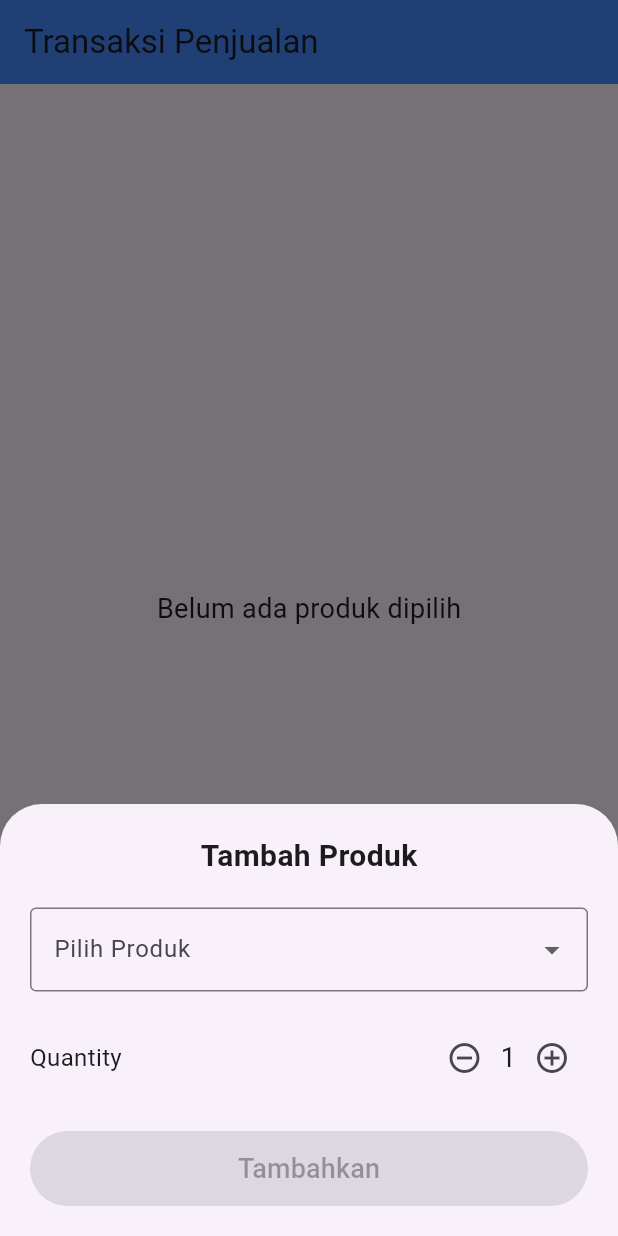
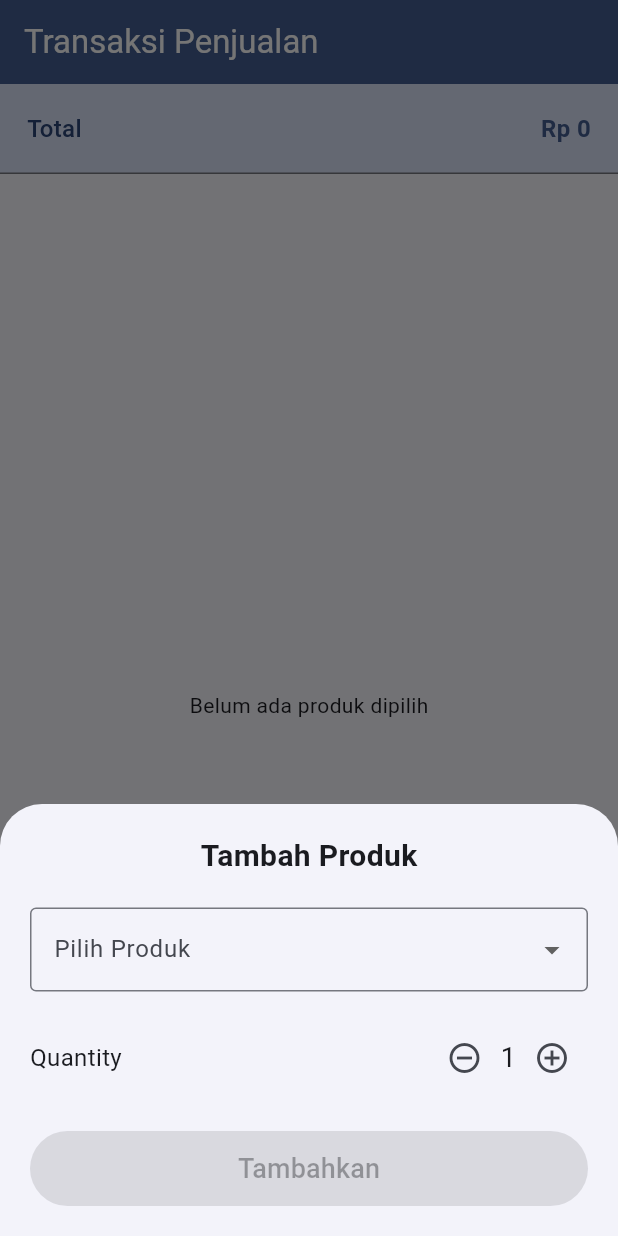
Before and after one commit to JavierGavra/WarungKu, a Flutter app: the screen it shows after launch, after a tap on "Tambah Produk", on a phone screen of 412 x 824 dp. Run offline on Flutter 3.47's test engine with Material 3 defaults, Android fonts, the phone set to English and light mode, and no system bars; missing offline and left inert: mobile_scanner.

Commit message:
refactor: barcode scanner logic

```diff
--- a/lib/features/transaction/models/product.dart
+++ b/lib/features/transaction/models/product.dart
@@ -11,13 +11,121 @@ class Product {
     required this.barcode,
   });
 
-  static List<Product> get dummyProductList => List.generate(
-    20,
-    (i) => Product(
-      id: i,
-      name: "Produk ${i + 1}",
-      price: (i + 1) * 1500,
-      barcode: "0000${i + 1}", // barcode dummy
+  @override
+  String toString() {
+    return "Product($id, $name, $price, $barcode)";
+  }
+
+  static List<Product> get dummyProductList => [
+    Product(
+      id: 1,
+      name: "Indomie Goreng",
+      price: 3500,
+      barcode: "8992716651457",
     ),
-  );
+    Product(id: 2, name: "Aqua 600ml", price: 4500, barcode: "8886008101053"),
+    Product(
+      id: 3,
+      name: "Teh Pucuk Harum 350ml",
+      price: 5000,
+      barcode: "8998866100214",
+    ),
+    Product(
+      id: 4,
+      name: "Kopi Kapal Api Special",
+      price: 2000,
+      barcode: "8991002102018",
+    ),
+    Product(
+      id: 5,
+      name: "SilverQueen 65g",
+      price: 14000,
+      barcode: "8991002101332",
+    ),
+    Product(
+      id: 6,
+      name: "Tolak Angin Cair",
+      price: 3500,
+      barcode: "8992802017201",
+    ),
+    Product(
+      id: 7,
+      name: "Susu Ultra Milk Coklat 250ml",
+      price: 6500,
+      barcode: "8998009011043",
+    ),
+    Product(
+      id: 8,
+      name: "Beng-Beng Wafer",
+      price: 2000,
+      barcode: "8996001301014",
+    ),
+    Product(
+      id: 9,
+      name: "Chitato Sapi Panggang 68g",
+      price: 11500,
+      barcode: "8999999045001",
+    ),
+    Product(
+      id: 10,
+      name: "Pocari Sweat 500ml",
+      price: 9000,
+      barcode: "8997035564034",
+    ),
+    Product(
+      id: 11,
+      name: "Good Day Cappuccino",
+      price: 1500,
+      barcode: "8994493107015",
+    ),
+    Product(
+      id: 12,
+      name: "Sprite 390ml",
+      price: 5500,
+      barcode: "8992759255408",
+    ),
+    Product(
+      id: 13,
+      name: "Sari Roti Tawar",
+      price: 15000,
+      barcode: "8997220160017",
+    ),
+    Product(id: 14, name: "Gulaku 1kg", price: 17000, barcode: "8997026800012"),
+    Product(
+      id: 15,
+      name: "Minyak Goreng Bimoli 1L",
+      price: 15500,
+      barcode: "8997225211011",
+    ),
+    Product(
+      id: 16,
+      name: "Beras Maknyuss 5kg",
+      price: 62000,
+      barcode: "8993702000017",
+    ),
+    Product(
+      id: 17,
+      name: "Mie Sedaap Ayam Bawang",
+      price: 3000,
+      barcode: "8998866601742",
+    ),
+    Product(
+      id: 18,
+      name: "Garam Cap Kapal 500g",
+      price: 4000,
+      barcode: "8997007751234",
+    ),
+    Product(
+      id: 19,
+      name: "Soffel 13Lt",
+      price: 13000,
+      barcode: "8992772915007",
+    ),
+    Product(
+      id: 20,
+      name: "Baygon Spray Lemon 600ml",
+      price: 29000,
+      barcode: "8998899001239",
+    ),
+  ];
 }
--- a/lib/features/transaction/views/transaction_page.dart
+++ b/lib/features/transaction/views/transaction_page.dart
@@ -1,6 +1,7 @@
 import 'package:flutter/material.dart';
 import 'package:warung_ku/features/transaction/models/product.dart';
-import 'scanner_page.dart'; // Import file scanner baru
+import 'package:warung_ku/features/transaction/views/widgets/add_product_dialog.dart';
+import 'barcode_scanner_page.dart'; // Import file scanner baru
 
 class TransactionPage extends StatefulWidget {
   const TransactionPage({super.key});
@@ -29,181 +30,70 @@ class _TransactionPageState extends State<TransactionPage> {
   // 🔍 SCAN BARCODE → cari produk → masukkan ke keranjang
   // ─────────────────────────────────────
   Future<void> scanBarcode() async {
-    final result = await Navigator.push(
+    final Product? scannedProduct = await Navigator.push(
       context,
-      MaterialPageRoute(builder: (context) => const BarcodeScannerPage()),
+      MaterialPageRoute(
+        builder: (context) => BarcodeScannerPage(productList: productList),
+      ),
     );
 
-    if (result == null) return;
+    if (scannedProduct == null) return;
 
-    final scannedCode = result.toString();
-
-    // Cari produk berdasarkan barcode
-    final Product? found = productList.firstWhere(
-      (p) => p.barcode == scannedCode,
-      orElse: () => Product(id: -1, name: "", price: 0, barcode: ""),
-    );
-
-    if (found!.id == -1) {
-      // Tidak ditemukan
-      showDialog(
-        context: context,
-        builder: (_) => AlertDialog(
-          title: const Text("Produk Tidak Ditemukan"),
-          content: Text("Barcode: $scannedCode tidak terdaftar."),
-          actions: [
-            TextButton(
-              onPressed: () => Navigator.pop(context),
-              child: const Text("OK"),
-            ),
-          ],
-        ),
-      );
-      return;
-    }
-
-    // Produk ditemukan → tambahkan qty 1 (atau tambah qty jika sudah ada)
     setState(() {
-      if (cart.containsKey(found)) {
-        cart[found] = cart[found]! + 1;
+      if (cart.containsKey(scannedProduct)) {
+        cart[scannedProduct] = cart[scannedProduct]! + 1;
       } else {
-        cart[found] = 1;
+        cart[scannedProduct] = 1;
       }
     });
   }
 
-  // ─────────────────────────────────────
-  // Tombol tambah produk manual (modal)
-  // ─────────────────────────────────────
-  void openAddProductDialog() {
-    Product? selectedProduct;
-    int qty = 1;
-
-    showModalBottomSheet(
-      context: context,
-      isScrollControlled: true,
-      builder: (context) {
-        return StatefulBuilder(
-          builder: (context, setModal) {
-            return Padding(
-              padding: const EdgeInsets.all(20),
-              child: Column(
-                mainAxisSize: MainAxisSize.min,
-                children: [
-                  const Text(
-                    "Tambah Produk",
-                    style: TextStyle(fontSize: 20, fontWeight: FontWeight.bold),
-                  ),
-                  const SizedBox(height: 20),
-
-                  DropdownButtonFormField<Product>(
-                    decoration: const InputDecoration(
-                      labelText: "Pilih Produk",
-                      border: OutlineInputBorder(),
-                    ),
-                    items: productList.map((p) {
-                      return DropdownMenuItem(
-                        value: p,
-                        child: Text("${p.name} - Rp ${p.price}"),
-                      );
-                    }).toList(),
-                    onChanged: (value) =>
-                        setModal(() => selectedProduct = value),
-                  ),
-
-                  const SizedBox(height: 20),
-
-                  Row(
-                    mainAxisAlignment: MainAxisAlignment.spaceBetween,
-                    children: [
-                      const Text("Quantity", style: TextStyle(fontSize: 16)),
-                      Row(
-                        children: [
-                          IconButton(
-                            icon: const Icon(Icons.remove_circle_outline),
-                            onPressed: () {
-                              if (qty > 1) setModal(() => qty--);
-                            },
-                          ),
-                          Text("$qty", style: const TextStyle(fontSize: 18)),
-                          IconButton(
-                            icon: const Icon(Icons.add_circle_outline),
-                            onPressed: () => setModal(() => qty++),
-                          ),
-                        ],
-                      ),
-                    ],
-                  ),
-
-                  const SizedBox(height: 25),
-
-                  ElevatedButton(
-                    onPressed: selectedProduct == null
-                        ? null
-                        : () {
-                            setState(() => cart[selectedProduct!] = qty);
-                            Navigator.pop(context);
-                          },
-                    style: ElevatedButton.styleFrom(
-                      minimumSize: const Size(double.infinity, 50),
-                    ),
-                    child: const Text(
-                      "Tambahkan",
-                      style: TextStyle(fontSize: 18),
-                    ),
-                  ),
-                ],
-              ),
-            );
-          },
-        );
-      },
-    );
-  }
-
-  // ─────────────────────────────────────
-  // UI
-  // ─────────────────────────────────────
   @override
   Widget build(BuildContext context) {
+    final color = Theme.of(context).colorScheme;
+
     return Scaffold(
       appBar: AppBar(
         title: const Text("Transaksi Penjualan"),
-        backgroundColor: Colors.blueAccent,
-      ),
-
-      floatingActionButton: Column(
-        mainAxisSize: MainAxisSize.min,
-        children: [
-          // FAB scan barcode
-          FloatingActionButton(
-            heroTag: "scan_barcode",
-            backgroundColor: Colors.deepPurple,
-            onPressed: scanBarcode,
-            child: const Icon(Icons.qr_code_scanner),
-          ),
-          const SizedBox(height: 12),
-
-          // FAB tambah produk manual
-          FloatingActionButton.extended(
-            heroTag: "add_product",
-            onPressed: openAddProductDialog,
-            label: const Text("Tambah Produk"),
-            icon: const Icon(Icons.add_shopping_cart),
-          ),
-        ],
+        backgroundColor: color.primary,
+        foregroundColor: color.onPrimary,
       ),
 
       body: Column(
         children: [
+          // Total
+          Container(
+            padding: const EdgeInsets.all(18),
+            decoration: BoxDecoration(
+              color: color.secondaryContainer,
+              border: Border(bottom: BorderSide(color: color.outline)),
+            ),
+            child: Row(
+              mainAxisAlignment: MainAxisAlignment.spaceBetween,
+              children: [
+                Text(
+                  "Total",
+                  style: TextStyle(
+                    fontSize: 16,
+                    fontWeight: FontWeight.w500,
+                    color: color.onPrimaryContainer,
+                  ),
+                ),
+                Text(
+                  "Rp $totalPrice",
+                  style: TextStyle(
+                    fontSize: 16,
+                    fontWeight: FontWeight.w600,
+                    color: color.primary,
+                  ),
+                ),
+              ],
+            ),
+          ),
+
           Expanded(
             child: cart.isEmpty
-                ? const Center(
-                    child: Text(
-                      "Belum ada produk dipilih",
-                      style: TextStyle(fontSize: 18),
-                    ),
-                  )
+                ? const Center(child: Text("Belum ada produk dipilih"))
                 : ListView(
                     children: cart.entries.map((entry) {
                       final p = entry.key;
@@ -214,23 +104,37 @@ class _TransactionPageState extends State<TransactionPage> {
                           horizontal: 12,
                           vertical: 6,
                         ),
-                        child: ListTile(
-                          title: Text(p.name),
-                          subtitle: Text("Rp ${p.price} x $qty"),
-                          trailing: Column(
-                            mainAxisAlignment: MainAxisAlignment.center,
+                        child: Padding(
+                          padding: const EdgeInsets.fromLTRB(16, 10, 0, 10),
+                          child: Row(
                             children: [
+                              Column(
+                                crossAxisAlignment: CrossAxisAlignment.start,
+                                spacing: 2,
+                                children: [
+                                  Text(
+                                    p.name,
+                                    style: TextStyle(
+                                      fontSize: 16,
+                                      fontWeight: FontWeight.w500,
+                                    ),
+                                  ),
+                                  Text(
+                                    "Rp ${p.price} x $qty",
+                                    style: TextStyle(fontSize: 12),
+                                  ),
+                                ],
+                              ),
+                              Spacer(),
                               Text(
                                 "Rp ${p.price * qty}",
                                 style: const TextStyle(
                                   fontWeight: FontWeight.bold,
                                 ),
                               ),
+                              Container(width: 2, color: color.outline),
                               IconButton(
-                                icon: const Icon(
-                                  Icons.delete,
-                                  color: Colors.red,
-                                ),
+                                icon: Icon(Icons.delete, color: color.error),
                                 onPressed: () => removeFromCart(p),
                               ),
                             ],
@@ -240,31 +144,39 @@ class _TransactionPageState extends State<TransactionPage> {
                     }).toList(),
                   ),
           ),
+        ],
+      ),
 
-          // Total
-          Container(
-            padding: const EdgeInsets.all(18),
-            decoration: BoxDecoration(
-              color: Colors.blue.shade50,
-              border: const Border(top: BorderSide(color: Colors.black12)),
-            ),
-            child: Row(
-              mainAxisAlignment: MainAxisAlignment.spaceBetween,
-              children: [
-                const Text(
-                  "Total",
-                  style: TextStyle(fontSize: 20, fontWeight: FontWeight.bold),
-                ),
-                Text(
-                  "Rp $totalPrice",
-                  style: const TextStyle(
-                    fontSize: 22,
-                    fontWeight: FontWeight.bold,
-                    color: Colors.blueAccent,
-                  ),
-                ),
-              ],
-            ),
+      floatingActionButton: Row(
+        mainAxisSize: MainAxisSize.min,
+        spacing: 5,
+        children: [
+          // FAB tambah produk manual
+          FloatingActionButton.extended(
+            heroTag: "add_product",
+            onPressed: () {
+              addProductDialog(
+                context: context,
+                productList: productList,
+                onAdd: (product, qty) {
+                  setState(() {
+                    cart[product] = qty;
+                  });
+                },
+              );
+            },
+            label: const Text("Tambah Produk"),
+            icon: const Icon(Icons.add_shopping_cart),
+          ),
+          const SizedBox(height: 12),
+
+          // FAB scan barcode
+          FloatingActionButton(
+            heroTag: "scan_barcode",
+            backgroundColor: color.tertiaryContainer,
+            foregroundColor: color.onTertiaryContainer,
+            onPressed: scanBarcode,
+            child: const Icon(Icons.qr_code_scanner),
           ),
         ],
       ),
--- /dev/null
+++ b/lib/features/transaction/views/widgets/add_product_dialog.dart
@@ -0,0 +1,91 @@
+import 'package:flutter/material.dart';
+import 'package:warung_ku/features/transaction/models/product.dart';
+
+Future<void> addProductDialog({
+  required BuildContext context,
+  required List<Product> productList,
+  required Function(Product product, int qty) onAdd,
+}) async {
+  Product? selectedProduct;
+  int qty = 1;
+
+  await showModalBottomSheet(
+    context: context,
+    isScrollControlled: true,
+    builder: (context) {
+      return StatefulBuilder(
+        builder: (context, setModal) {
+          return Padding(
+            padding: const EdgeInsets.all(20),
+            child: Column(
+              mainAxisSize: MainAxisSize.min,
+              children: [
+                const Text(
+                  "Tambah Produk",
+                  style: TextStyle(fontSize: 20, fontWeight: FontWeight.bold),
+                ),
+                const SizedBox(height: 20),
+
+                DropdownButtonFormField<Product>(
+                  decoration: const InputDecoration(
+                    labelText: "Pilih Produk",
+                    border: OutlineInputBorder(),
+                  ),
+                  items: productList.map((p) {
+                    return DropdownMenuItem(
+                      value: p,
+                      child: Text("${p.name} - Rp ${p.price}"),
+                    );
+                  }).toList(),
+                  onChanged: (value) => setModal(() => selectedProduct = value),
+                ),
+
+                const SizedBox(height: 20),
+
+                Row(
+                  mainAxisAlignment: MainAxisAlignment.spaceBetween,
+                  children: [
+                    const Text("Quantity", style: TextStyle(fontSize: 16)),
+                    Row(
+                      children: [
+                        IconButton(
+                          icon: const Icon(Icons.remove_circle_outline),
+                          onPressed: () {
+                            if (qty > 1) setModal(() => qty--);
+                          },
+                        ),
+                        Text("$qty", style: const TextStyle(fontSize: 18)),
+                        IconButton(
+                          icon: const Icon(Icons.add_circle_outline),
+                          onPressed: () => setModal(() => qty++),
+                        ),
+                      ],
+                    ),
+                  ],
+                ),
+
+                const SizedBox(height: 25),
+
+                ElevatedButton(
+                  onPressed: selectedProduct == null
+                      ? null
+                      : () {
+                          onAdd(selectedProduct!, qty);
+                          Navigator.pop(context);
+                        },
+                  style: ElevatedButton.styleFrom(
+                    minimumSize: const Size(double.infinity, 50),
+                  ),
+                  child: const Text(
+                    "Tambahkan",
+                    style: TextStyle(fontSize: 18),
+                  ),
+                ),
+              ],
+            ),
+          );
+        },
+      );
+    },
+  );
+}
--- a/lib/main.dart
+++ b/lib/main.dart
@@ -1,6 +1,5 @@
 import 'package:flutter/material.dart';
 import 'package:warung_ku/features/transaction/views/transaction_page.dart';
-import 'package:warung_ku/hello_world_page.dart';
 
 void main() {
   runApp(const MyApp());
@@ -16,7 +15,8 @@ class MyApp extends StatelessWidget {
       title: 'Flutter Demo',
       debugShowCheckedModeBanner: false,
       theme: ThemeData(
-        colorScheme: ColorScheme.fromSeed(seedColor: Colors.deepPurple),
+        useMaterial3: true,
+        colorScheme: ColorScheme.fromSeed(seedColor: Colors.blueAccent),
       ),
       home: const TransactionPage(),
     );
```
Also changed, not shown: lib/features/transaction/views/barcode_scanner_page.dart (added, +61 -0 lines), lib/features/transaction/views/scanner_page.dart (deleted, +0 -29 lines).
